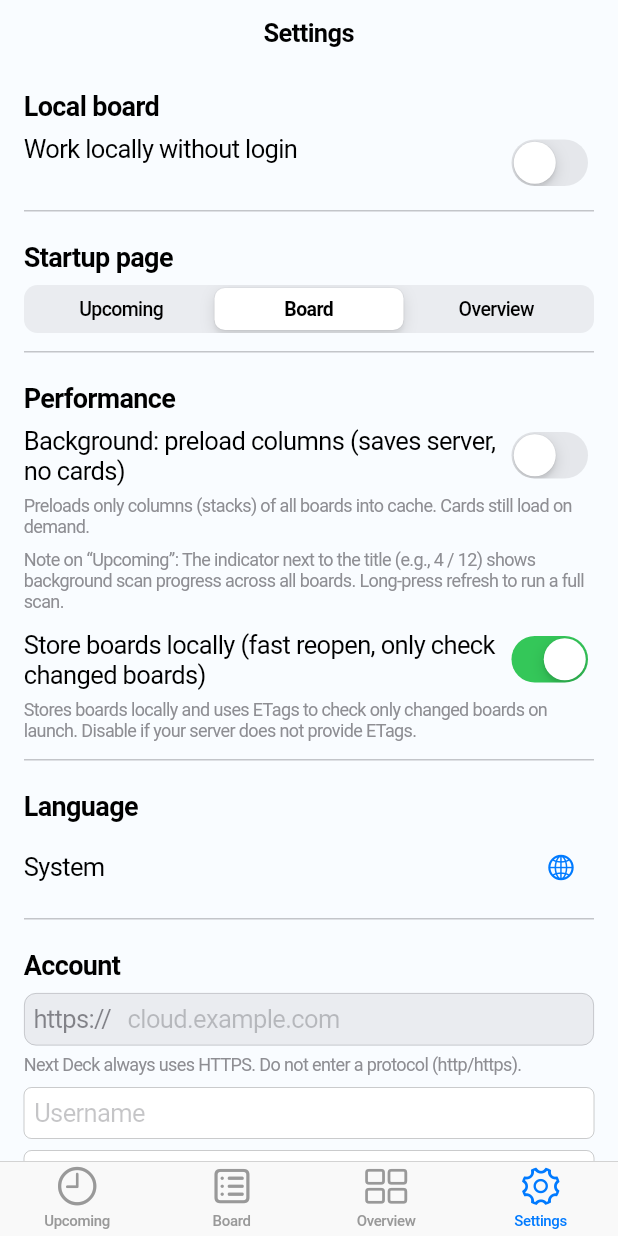
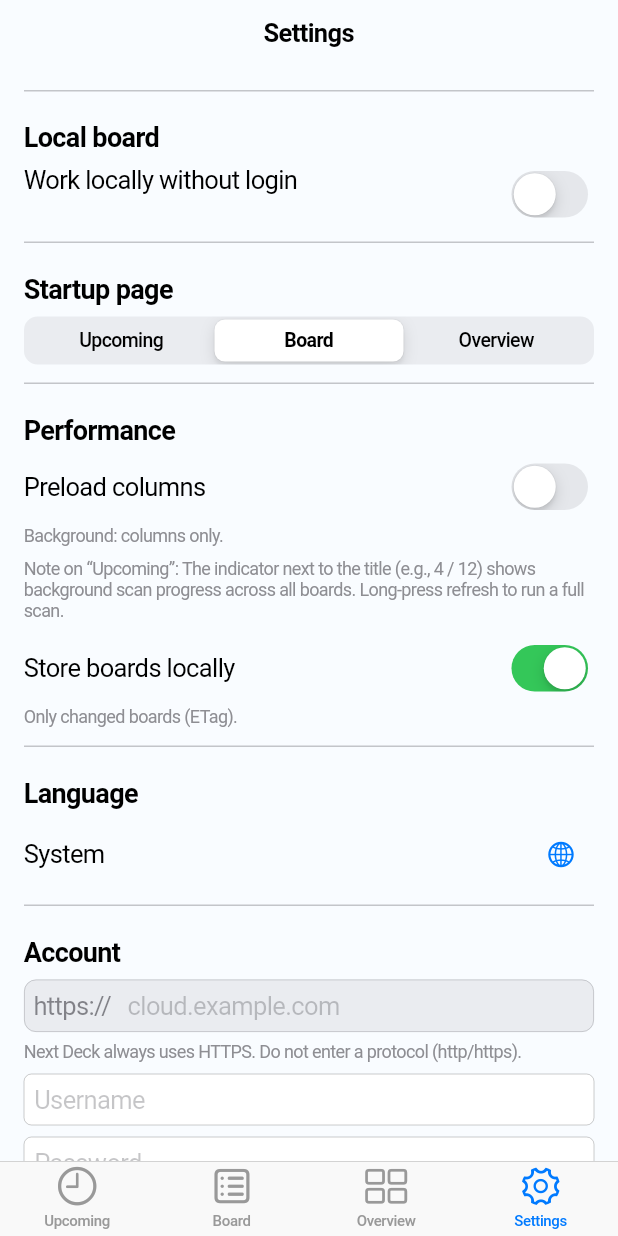
Before and after one commit to holger-dev/nextdeck, a Flutter app: the screen it shows after launch, on a phone screen of 412 x 824 dp. Run offline on Flutter 3.47's test engine with Material 3 defaults, Android fonts, the phone set to English and light mode, and no system bars; our stand-ins replace file_picker, flutter_markdown, flutter_secure_storage, hive, hive_flutter, share_plus; missing offline and left inert: markdown; accounts and stored records are empty.

Commit message:
ux(settings): reorder sections (Account first), shorten performance labels/help, remove duplicate account block

```diff
--- a/lib/l10n/app_localizations.dart
+++ b/lib/l10n/app_localizations.dart
@@ -218,11 +218,13 @@ class L10n {
       : _isEs
           ? 'Segundo plano: precargar columnas (ahorra servidor, sin tarjetas)'
           : 'Background: preload columns (saves server, no cards)';
+  String get bgPreloadShort => _isDe ? 'Spalten vorladen' : _isEs ? 'Precargar columnas' : 'Preload columns';
   String get bgPreloadHelp => _isDe
       ? 'Lädt im Hintergrund nur die Spalten (Stacks) aller Boards in den Cache. Karten werden weiterhin nur bei Bedarf geladen.'
       : _isEs
           ? 'Carga en segundo plano solo las columnas (stacks) de todos los tableros en caché. Las tarjetas se cargan bajo demanda.'
           : 'Preloads only columns (stacks) of all boards into cache. Cards still load on demand.';
+  String get bgPreloadHelpShort => _isDe ? 'Hintergrund: nur Spalten laden.' : _isEs ? 'Segundo plano: solo columnas.' : 'Background: columns only.';
   String get upcomingProgressHelp => _isDe
       ? 'Hinweis zu „Anstehende Karten“: Die Anzeige neben dem Titel (z. B. 4 / 12) zeigt den Fortschritt eines Hintergrund-Scans über alle Boards. Mit langem Druck auf den Aktualisieren-Button wird ein vollständiger Scan gestartet.'
       : _isEs
@@ -233,11 +235,13 @@ class L10n {
       : _isEs
           ? 'Guardar tableros localmente (apertura rápida, solo comprobar tableros cambiados)'
           : 'Store boards locally (fast reopen, only check changed boards)';
+  String get cacheBoardsLocalShort => _isDe ? 'Boards lokal speichern' : _isEs ? 'Guardar tableros localmente' : 'Store boards locally';
   String get cacheBoardsLocalHelp => _isDe
       ? 'Speichert Boards lokal und nutzt ETags, um beim Start nur geänderte Boards neu zu prüfen. Deaktivieren, wenn dein Server keine ETags liefert.'
       : _isEs
           ? 'Guarda los tableros localmente y usa ETags para comprobar solo los tableros cambiados al iniciar. Desactívalo si tu servidor no proporciona ETags.'
           : 'Stores boards locally and uses ETags to check only changed boards on launch. Disable if your server does not provide ETags.';
+  String get cacheBoardsLocalHelpShort => _isDe ? 'Nur geänderte Boards prüfen (ETag).' : _isEs ? 'Solo tableros cambiados (ETag).' : 'Only changed boards (ETag).';
   // Overview – cache indicator
   String get cacheLabel => _isDe ? 'Cache' : _isEs ? 'Caché' : 'Cache';
   // Language
--- a/lib/pages/settings_page.dart
+++ b/lib/pages/settings_page.dart
@@ -143,6 +143,9 @@ class _SettingsPageState extends State<SettingsPage> {
         child: ListView(
           padding: const EdgeInsets.all(16),
           children: [
+            // Konto
+            const _Divider(),
+            const SizedBox(height: 20),
             // Lokaler Modus Hinweis
             if (app.localMode) ...[
               Container(
@@ -217,33 +220,15 @@ class _SettingsPageState extends State<SettingsPage> {
             // Performance
             Text(L10n.of(context).performance, style: const TextStyle(fontSize: 18, fontWeight: FontWeight.w600)),
             const SizedBox(height: 8),
-            Row(
-              crossAxisAlignment: CrossAxisAlignment.start,
-              children: [
-                Expanded(child: Text(L10n.of(context).bgPreloadLabel)),
-                CupertinoSwitch(
-                  value: app.backgroundPreload,
-                  onChanged: (v) => app.setBackgroundPreload(v),
-                ),
-              ],
-            ),
+            Row(children: [ Expanded(child: Text(L10n.of(context).bgPreloadShort)), CupertinoSwitch(value: app.backgroundPreload, onChanged: (v) => app.setBackgroundPreload(v)) ]),
             const SizedBox(height: 6),
-            Text(L10n.of(context).bgPreloadHelp, style: const TextStyle(color: CupertinoColors.systemGrey, fontSize: 12)),
+            Text(L10n.of(context).bgPreloadHelpShort, style: const TextStyle(color: CupertinoColors.systemGrey, fontSize: 12)),
             const SizedBox(height: 8),
             Text(L10n.of(context).upcomingProgressHelp, style: const TextStyle(color: CupertinoColors.systemGrey, fontSize: 12)),
             const SizedBox(height: 12),
-            Row(
-              crossAxisAlignment: CrossAxisAlignment.start,
-              children: [
-                Expanded(child: Text(L10n.of(context).cacheBoardsLocalLabel)),
-                CupertinoSwitch(
-                  value: app.cacheBoardsLocal,
-                  onChanged: (v) => app.setCacheBoardsLocal(v),
-                ),
-              ],
-            ),
+            Row(children: [ Expanded(child: Text(L10n.of(context).cacheBoardsLocalShort)), CupertinoSwitch(value: app.cacheBoardsLocal, onChanged: (v) => app.setCacheBoardsLocal(v)) ]),
             const SizedBox(height: 6),
-            Text(L10n.of(context).cacheBoardsLocalHelp, style: const TextStyle(color: CupertinoColors.systemGrey, fontSize: 12)),
+            Text(L10n.of(context).cacheBoardsLocalHelpShort, style: const TextStyle(color: CupertinoColors.systemGrey, fontSize: 12)),
             const SizedBox(height: 12),
             const _Divider(),
             const SizedBox(height: 20),
```
